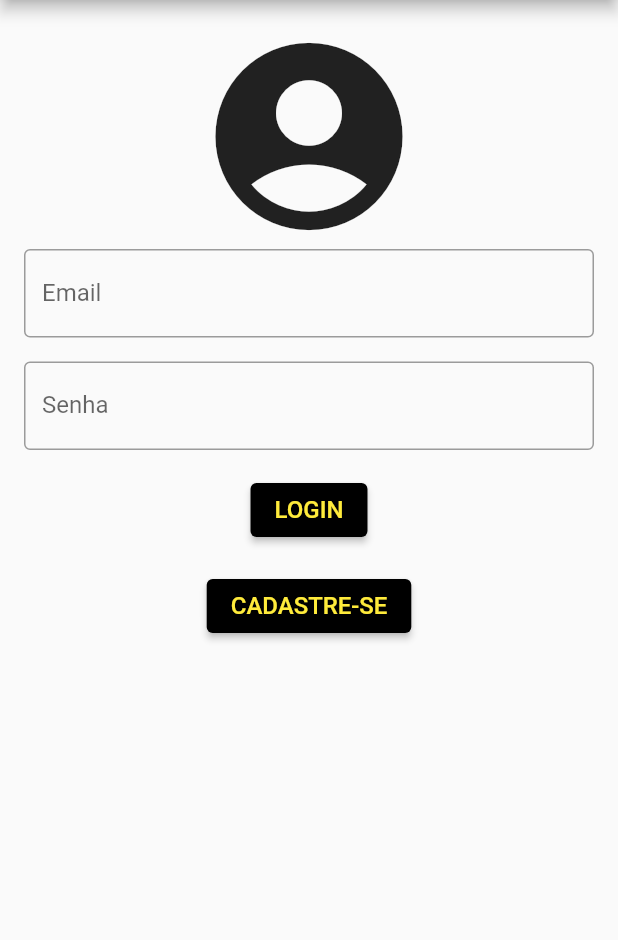
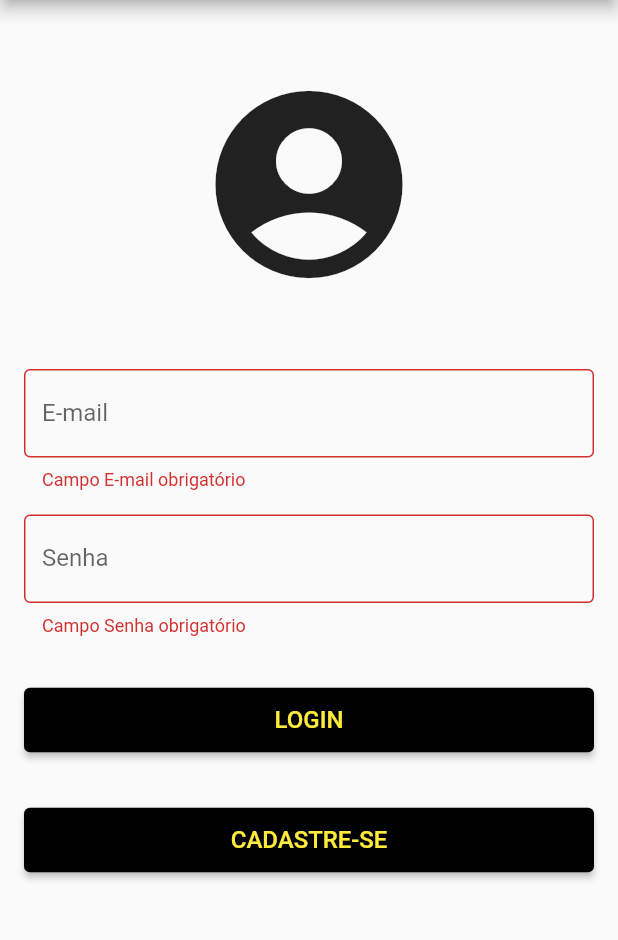
Before and after one commit to RichardoAhlSill/AstroApp_OctuberVersion, a Flutter app: the LoginPage screen opened directly, after a tap on "LOGIN", on a phone screen of 412 x 824 dp, the part 84-1024 px from its top. Run offline on Flutter 3.47's test engine with Material 2 defaults, Android fonts, the phone set to English and light mode, and no system bars; network calls fail.

Commit message:
tela login alterada

```diff
--- a/astroapp/lib/pages/loginpage.dart
+++ b/astroapp/lib/pages/loginpage.dart
@@ -2,6 +2,8 @@ import 'package:astroapp/pages/cadastropage.dart';
 import 'package:flutter/material.dart';
 import 'package:flutter/src/foundation/key.dart';
 import 'package:flutter/src/widgets/framework.dart';
+
+import 'homePage.dart';
 
 class LoginPage extends StatefulWidget {
   const LoginPage({Key? key}) : super(key: key);
@@ -11,9 +13,16 @@ class LoginPage extends StatefulWidget {
 }
 
 class _LoginPageState extends State<LoginPage> {
+
+  TextEditingController userController = TextEditingController();
+  TextEditingController passwordController = TextEditingController();
+
+  final _formKey = GlobalKey<FormState>();
+
   @override
   Widget build(BuildContext context) {
-    return Scaffold(
+    return SafeArea(
+      child: Scaffold(
           appBar: AppBar(
             backgroundColor: Color.fromARGB(255, 18, 30, 138),
             centerTitle: true,
@@ -21,42 +30,54 @@ class _LoginPageState extends State<LoginPage> {
               style: TextStyle(color: Colors.white),
             ),
           ),
-        body: ListView(
+          body: Padding(
+            padding: const EdgeInsets.all(16),
+            child: Form(
+              key: _formKey,
+              child: Column(
+                crossAxisAlignment: CrossAxisAlignment.stretch,
                 children: [
-            Container(
-              padding: const EdgeInsets.all(16),
-              decoration: const BoxDecoration(
-                color: Colors.transparent,
-              ),
-              child: Column(
-                  children: [
+                  const SizedBox(height:32),
                   const Icon(
                     Icons.account_circle,
                     size: 150,
                   ),
-                    const TextField(
-                      keyboardType: TextInputType.emailAddress,
-                      decoration: InputDecoration(
-                          labelText: 'Email',
-                          border: OutlineInputBorder(
-
-                          )
+                  const SizedBox(height:48),
+                  TextFormField(
+                    controller: userController,
+                    validator: (value){
+                      if(value == null || value.isEmpty){
+                        return 'Campo E-mail obrigatório';
+                      }
+                      return null;
+                    },
+                    decoration: const InputDecoration(
+                      border: OutlineInputBorder(),
+                      labelText: 'E-mail',
                     ),
                   ),
-                    const SizedBox(height: 16,),
-                    const TextField(
+                  const SizedBox(height:16),
+                  TextFormField(
+                    controller: passwordController,
                     obscureText: true,
-                      decoration: InputDecoration(
+                    validator: (value){
+                      if(value == null || value.isEmpty){
+                        return 'Campo Senha obrigatório';
+                      }else if(value.length <8){
+                        return 'Campo senha deve conter no mínimo 8 dígitos';
+                      }
+                      return null;
+                    },
+                    decoration: const InputDecoration(
+                      border: OutlineInputBorder(),
                       labelText: 'Senha',
-                          border: OutlineInputBorder(
-
-
-                          )
                     ),
                   ),
-                    const SizedBox(height: 16,),
+                  const SizedBox(height: 32),
                   ElevatedButton(
-                        onPressed: (){},
+                    onPressed: onPressed,
+                    child: const Padding(
+                      padding: EdgeInsets.symmetric(vertical: 12.0),
                       child: Text(
                         'LOGIN',
                         style: TextStyle(
@@ -64,32 +85,38 @@ class _LoginPageState extends State<LoginPage> {
                           fontSize: 16,
                         ),
                       ),
+                    ),
                     style: ElevatedButton.styleFrom(
                       primary: Colors.black,
                     )
                   ),
-                    const SizedBox(height: 16,),
+                  const SizedBox(height: 32),
                   ElevatedButton(
                     onPressed: TelaCadastro,
-                        child: const Text(
+                    child: const Padding(
+                      padding: EdgeInsets.symmetric(vertical: 12.0),
+                      child: Text(
                         'CADASTRE-SE',
                         style: TextStyle(
                           color: Colors.yellow,
                           fontSize: 16,
                         ),
                       ),
+                    ),
                     style: ElevatedButton.styleFrom(
                       primary: Colors.black,
                     )
-                    )
+                  ),
+
                 ]
               ),
             )
-          ],
           )
+      ),
     );
+  }
 
-  }
+  // ignore: non_constant_identifier_names
   void TelaCadastro() {
     Navigator.push(
       context,
@@ -100,4 +127,31 @@ class _LoginPageState extends State<LoginPage> {
       ),
     );
   }
+
+  void onPressed(){
+
+    if(_formKey.currentState!.validate()){
+
+      String userLogin = "astronauta123@gmail.com";
+      String passwordLogin = "40028922";
+
+      String user = userController.text;
+      String pwd = passwordController.text;
+
+      if(userLogin == user && passwordLogin == pwd){
+        Navigator.pushReplacement(
+          context,
+          MaterialPageRoute(
+            builder:(context){
+             return const HomePage();
+            },
+          ),
+        );
+      }else{
+        print("Usuário/Senha incorreto(s)");
       }
+    }else{
+      print("Formulário inválido");
+    }
+  }
+}
```
Also changed, not shown: 10 other files. Lines whose indentation alone changed are shown as unchanged.
